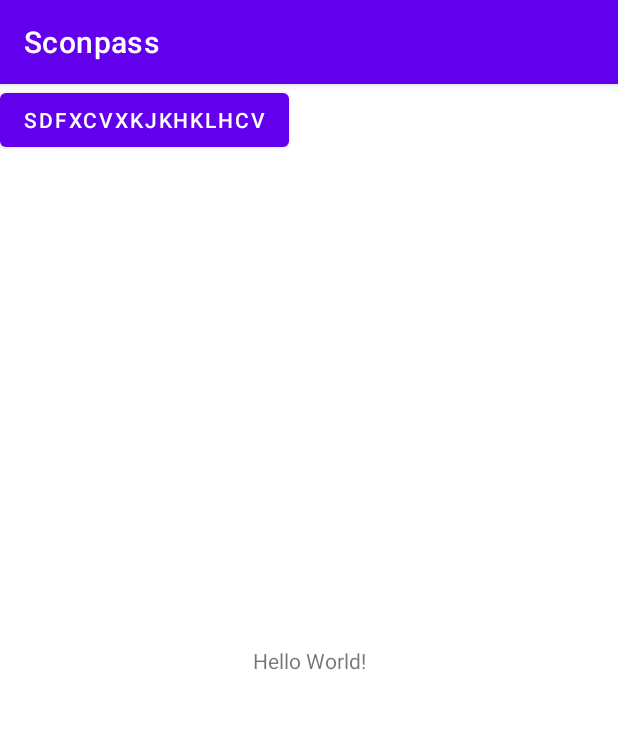
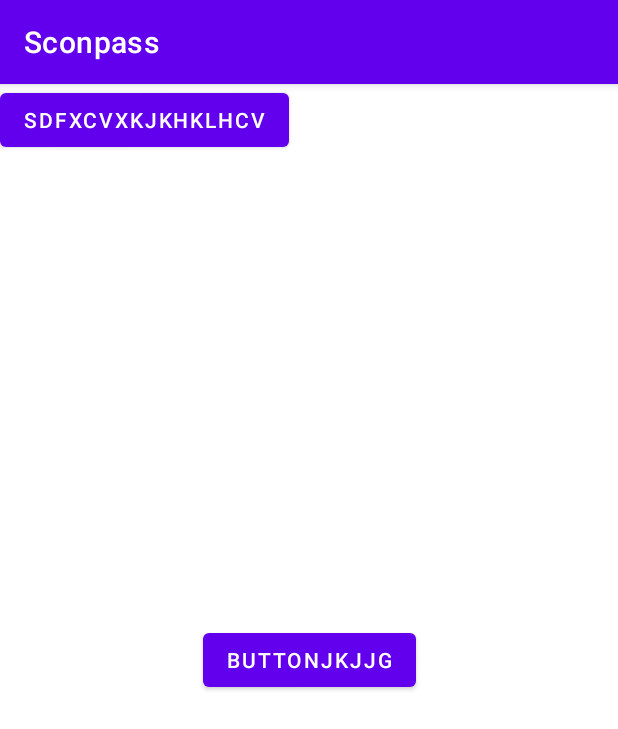
Before and after one commit to KJH1212/Scon_Pass, an Android app: the screen it shows after launch (MainActivity), on a phone screen of 412 x 824 dp. Shown: the top 729 px of the screen. Run offline under Robolectric (Android 15) with nearby library versions, the phone set to English and light mode, and no system bars.

Commit message:
Kim Seong Jin123123

```diff
--- a/app/src/main/res/layout/activity_main.xml
+++ b/app/src/main/res/layout/activity_main.xml
@@ -24,4 +24,14 @@
         tools:layout_editor_absoluteY="128dp"
         tools:ignore="MissingConstraints" />
 
+    <Button
+        android:id="@+id/button2"
+        android:layout_width="wrap_content"
+        android:layout_height="wrap_content"
+        android:text="Buttonjkjjg"
+        app:layout_constraintBottom_toBottomOf="parent"
+        app:layout_constraintEnd_toEndOf="parent"
+        app:layout_constraintStart_toStartOf="parent"
+        app:layout_constraintTop_toTopOf="parent" />
+
 </androidx.constraintlayout.widget.ConstraintLayout>
```
